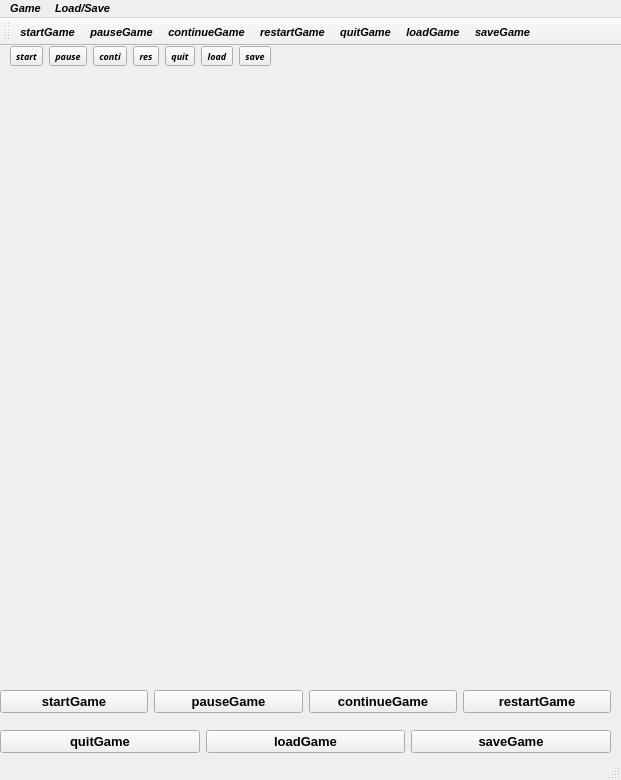
Qt form mainwindow.ui (iamfei2/Greedy-snake) before a commit.
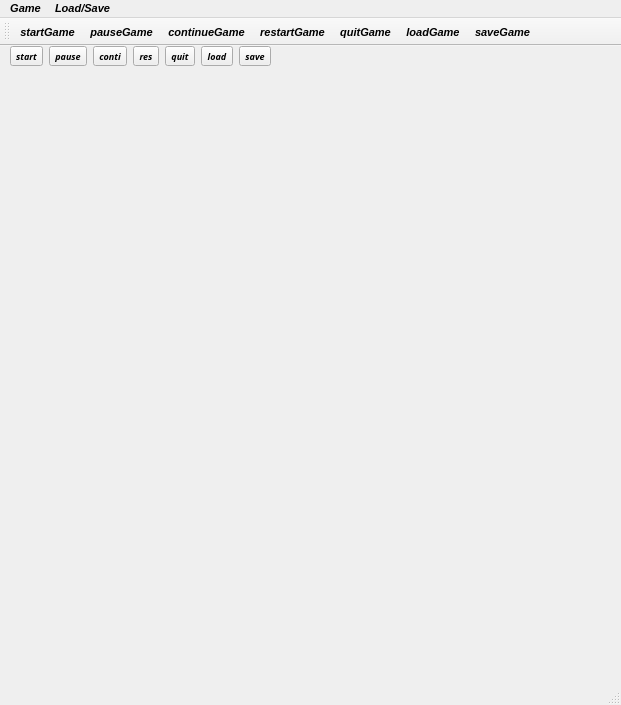
The same form after that commit.

Patch:
```diff
--- a/mainwindow.ui
+++ b/mainwindow.ui
@@ -7,14 +7,13 @@
     <x>0</x>
     <y>0</y>
     <width>621</width>
-    <height>780</height>
+    <height>705</height>
    </rect>
   </property>
   <property name="font">
    <font>
     <family>Segoe UI</family>
     <pointsize>8</pointsize>
-    <weight>75</weight>
     <italic>true</italic>
     <bold>true</bold>
    </font>
@@ -39,7 +38,6 @@
         <font>
          <family>Microsoft JhengHei UI</family>
          <pointsize>10</pointsize>
-         <weight>75</weight>
          <italic>false</italic>
          <bold>true</bold>
         </font>
@@ -58,7 +56,6 @@
         <font>
          <family>Microsoft JhengHei UI</family>
          <pointsize>10</pointsize>
-         <weight>75</weight>
          <italic>false</italic>
          <bold>true</bold>
         </font>
@@ -77,7 +74,6 @@
         <font>
          <family>Microsoft JhengHei UI</family>
          <pointsize>10</pointsize>
-         <weight>75</weight>
          <italic>false</italic>
          <bold>true</bold>
         </font>
@@ -96,7 +92,6 @@
         <font>
          <family>Microsoft JhengHei UI</family>
          <pointsize>10</pointsize>
-         <weight>75</weight>
          <italic>false</italic>
          <bold>true</bold>
         </font>
@@ -127,7 +122,6 @@
         <font>
          <family>Microsoft JhengHei UI</family>
          <pointsize>10</pointsize>
-         <weight>75</weight>
          <italic>false</italic>
          <bold>true</bold>
         </font>
@@ -146,7 +140,6 @@
         <font>
          <family>Microsoft JhengHei UI</family>
          <pointsize>10</pointsize>
-         <weight>75</weight>
          <italic>false</italic>
          <bold>true</bold>
         </font>
@@ -165,7 +158,6 @@
         <font>
          <family>Microsoft JhengHei UI</family>
          <pointsize>10</pointsize>
-         <weight>75</weight>
          <italic>false</italic>
          <bold>true</bold>
         </font>
@@ -180,7 +172,7 @@
      </item>
     </layout>
    </widget>
-   <widget class="QWidget" name="">
+   <widget class="QWidget" name="layoutWidget">
     <property name="geometry">
      <rect>
       <x>10</x>
```
Left out of the diff: 7 changed lines with no effect on the pictures.
